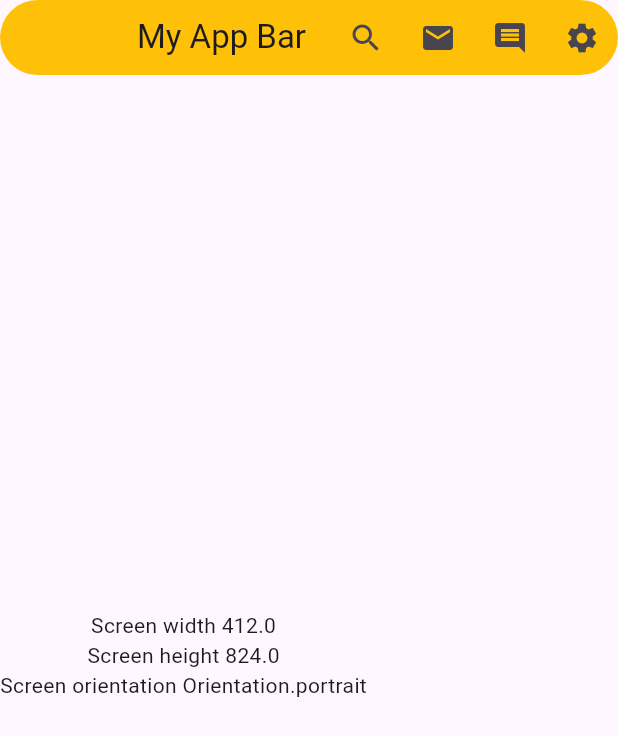
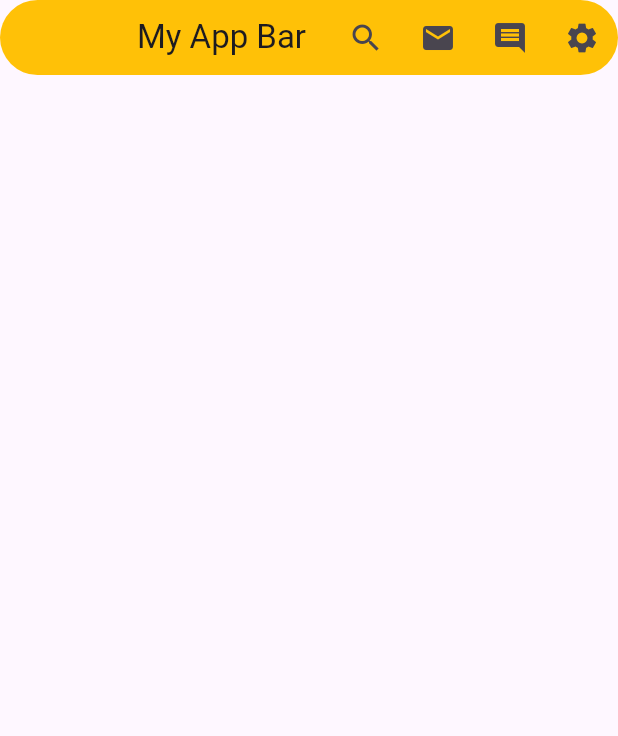
Before and after one commit to 07fahim/Flutter, a Flutter app: the HomeActivity screen opened directly, on a phone screen of 412 x 824 dp. Shown: the top 736 px of the screen. Run offline on Flutter 3.47's test engine with Material 3 defaults, Android fonts, the phone set to English and light mode, and no system bars; key blocks and very long unbroken strings in the code were emptied for the run.

Commit message:
MediaQuarry

```diff
--- a/lib/Widgets/Media_quarry.dart
+++ b/lib/Widgets/Media_quarry.dart
@@ -1,5 +1,6 @@
 // ignore_for_file: non_constant_identifier_names
 
+import 'package:currency_converter/Widgets/style.dart';
 import 'package:flutter/material.dart';
 
 void main() {
@@ -71,9 +72,13 @@ class HomeActivity extends StatelessWidget {
         body: Column(
           mainAxisAlignment: MainAxisAlignment.center,
           children: [
-            Text("Screen width ${width}"),
-            Text("Screen height ${height}"),
-            Text("Screen orientation ${orientation}"),
+            Center(
+              child: Container(
+                height: 400,
+                width: 400,
+                decoration: getContainerDecoration(context),
+              ),
+            ),
           ],
         ));
   }
```
